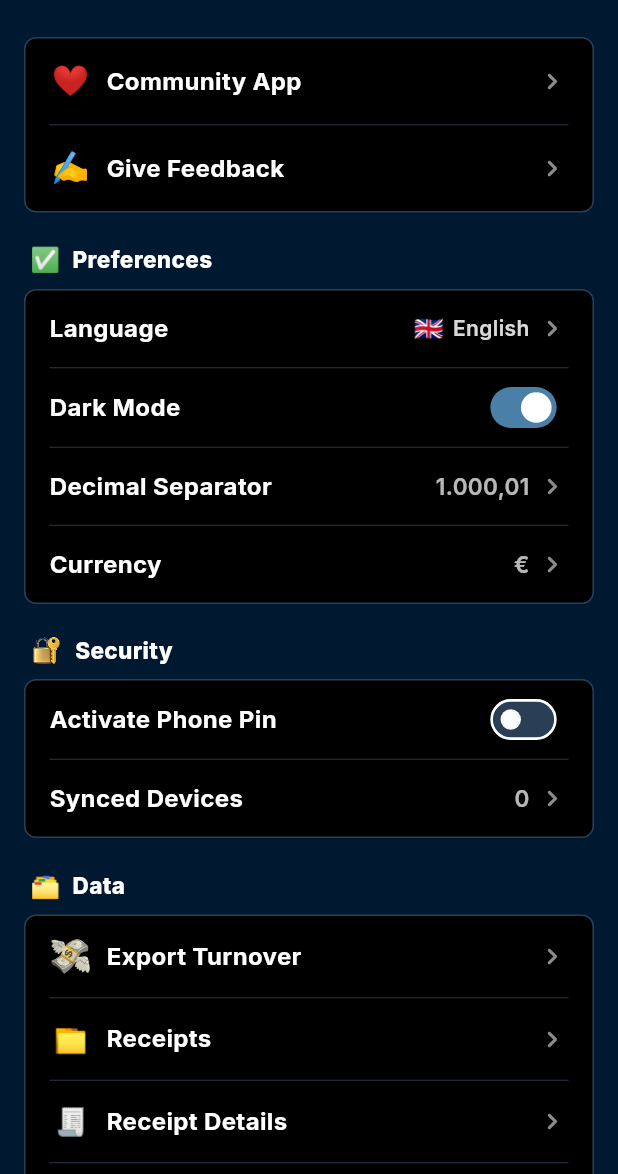
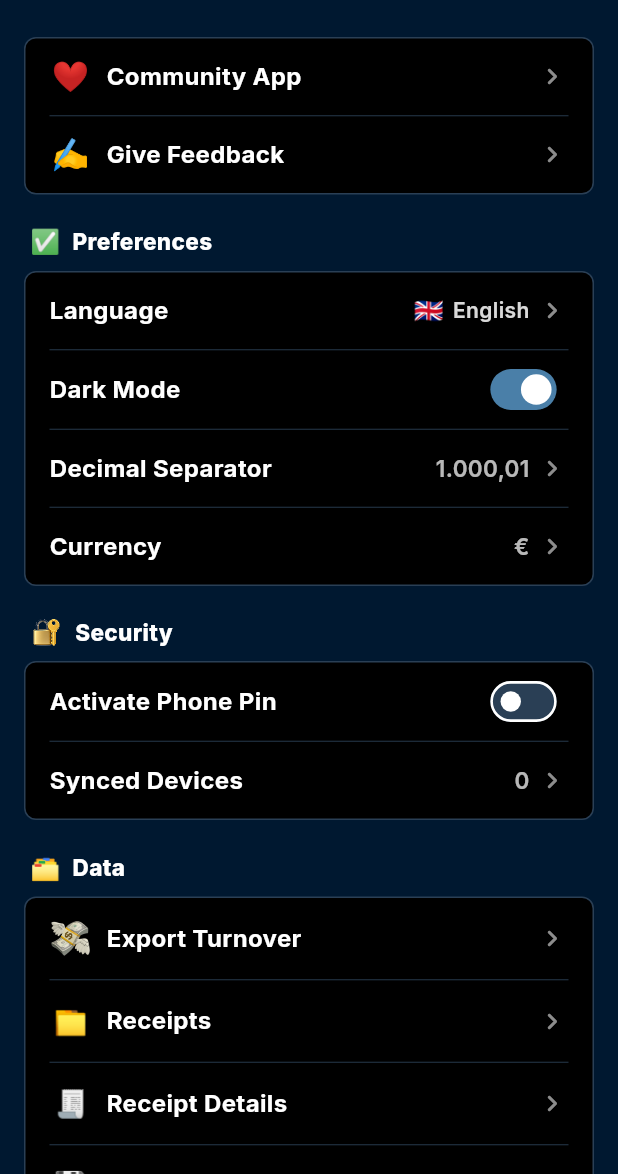
Before and after one commit to mylife-plus/Inventory, a Flutter app: the SettingsPage screen opened by its route, on a phone screen of 412 x 824 dp, the part 62-1236 px from its top. Run offline on Flutter 3.47's test engine with Material 3 defaults, Android fonts, the phone set to English and light mode, and no system bars; our stand-ins replace equatable, file_picker, fl_chart, flutter_riverpod, flutter_svg, go_router and 11 more; missing offline and left inert: community_package, cryptography, excel, mobile_scanner; accounts and stored records are empty; Roboto replaces fonts that are missing (Apple Color Emoji).

Commit message:
fix(settings): match the community rows' height to the other rows
The emoji font's line made Community App and Give Feedback about 57
high, the rows below are 50. Give the emoji a line as tall as its size.

```diff
--- a/lib/features/settings/presentation/settings_page.dart
+++ b/lib/features/settings/presentation/settings_page.dart
@@ -109,6 +109,10 @@ class SettingsPage extends ConsumerWidget {
                           fontSize: 20,
                           fontFamily: 'Apple Color Emoji',
                           fontFamilyFallback: ['Noto Color Emoji'],
+                          // The emoji font's own line is ~29 high, which made
+                          // these rows taller than the ones below.
+                          height: 1,
+                          leadingDistribution: TextLeadingDistribution.even,
                         ),
                       ),
                       title: t('community_app'),
@@ -121,6 +125,10 @@ class SettingsPage extends ConsumerWidget {
                           fontSize: 20,
                           fontFamily: 'Apple Color Emoji',
                           fontFamilyFallback: ['Noto Color Emoji'],
+                          // The emoji font's own line is ~29 high, which made
+                          // these rows taller than the ones below.
+                          height: 1,
+                          leadingDistribution: TextLeadingDistribution.even,
                         ),
                       ),
                       title: t('give_feedback'),
```
